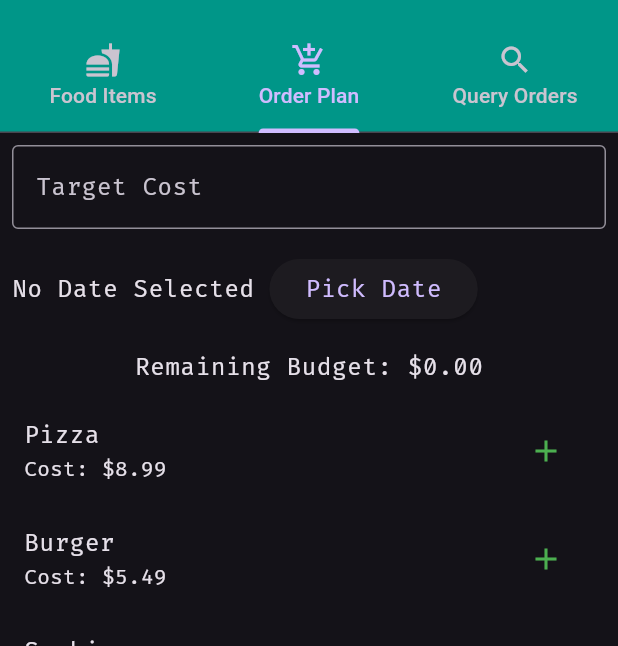
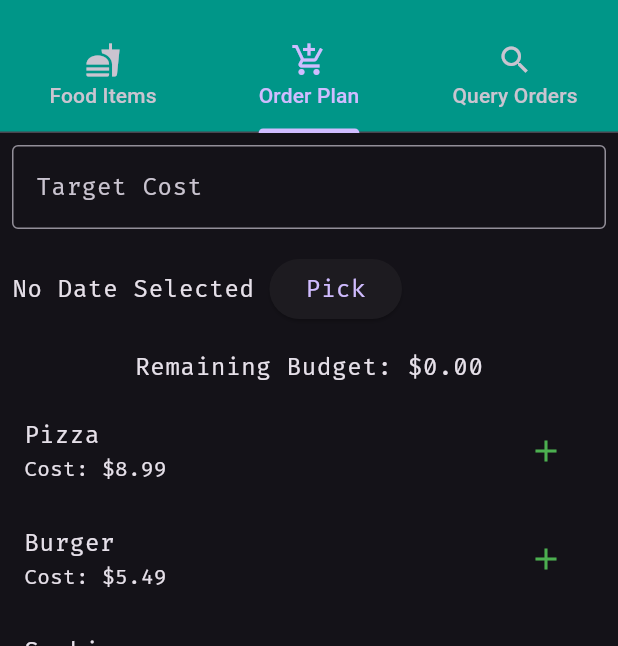
Before and after one commit to tahmid-chowdhury/FoodOrdering, a Flutter app: the screen it shows after launch, tab 2 chosen, on a phone screen of 412 x 824 dp, the part 62-708 px from its top. Run offline on Flutter 3.47's test engine with Material 3 defaults, Android fonts, the phone set to English and light mode, and no system bars; our stand-ins replace sqflite; accounts and stored records are empty.

Commit message:
Bug fixes

```diff
--- a/food_ordering/lib/order_plan_screen.dart
+++ b/food_ordering/lib/order_plan_screen.dart
@@ -162,7 +162,7 @@ class _OrderPlanScreenState extends State<OrderPlanScreen> {
                 const SizedBox(width: 10),
                 ElevatedButton(
                   onPressed: _pickDate,
-                  child: const Text('Pick Date'),
+                  child: const Text('Pick'),
                   style: ElevatedButton.styleFrom(
                     textStyle: Theme.of(context).textTheme.bodyLarge,
                   ),
--- a/food_ordering/lib/order_query_screen.dart
+++ b/food_ordering/lib/order_query_screen.dart
@@ -133,14 +133,14 @@ class _OrderQueryScreenState extends State<OrderQueryScreen> {
               children: [
                 ElevatedButton(
                   onPressed: _updateOrderPlan,
-                  child: const Text('Update Order Plan'),
+                  child: const Text('Update Plan'),
                   style: ElevatedButton.styleFrom(
                     textStyle: Theme.of(context).textTheme.bodyLarge,
                   ),
                 ),
                 ElevatedButton(
                   onPressed: _deleteOrderPlan,
-                  child: const Text('Delete Order Plan'),
+                  child: const Text('Delete Plan'),
                   style: ElevatedButton.styleFrom(
                     textStyle: Theme.of(context).textTheme.bodyLarge,
                   ),
```
